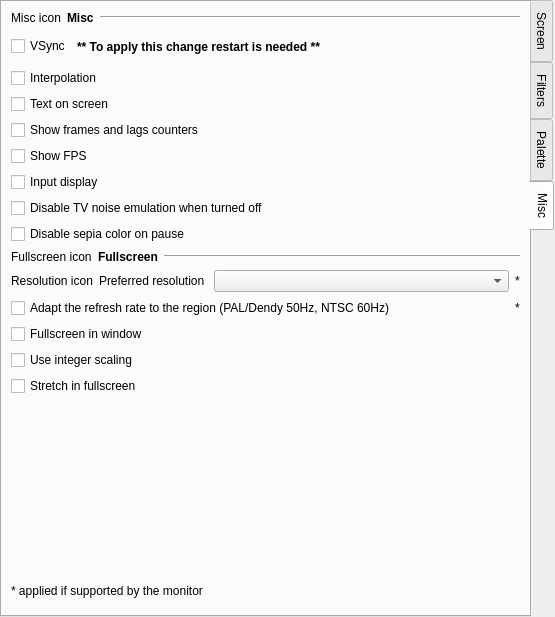
Qt form src/gui/designer/wdgSettingsVideo.ui (punesemu/puNES) before a commit.
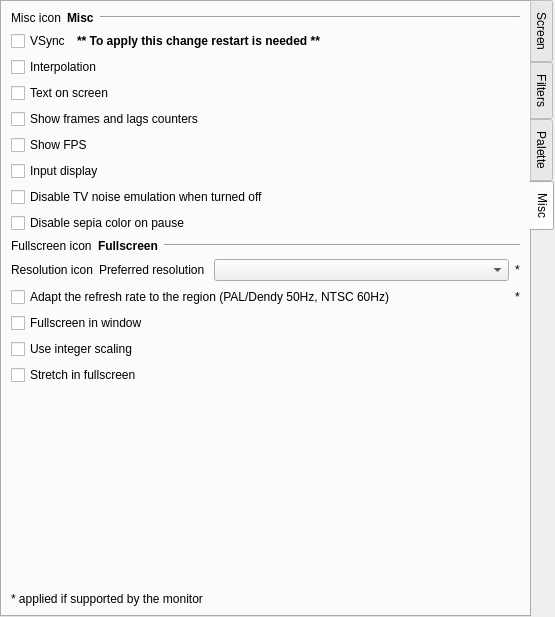
The same form after that commit. The open tabs and pages were chosen to show the change. Icons and pictures are not drawn. Custom widgets are drawn as their Qt base class.

Commit message: Fixed minimum size of the settings dialog.

The edit to the form file:
```diff
--- a/src/gui/designer/wdgSettingsVideo.ui
+++ b/src/gui/designer/wdgSettingsVideo.ui
@@ -1576,7 +1576,7 @@
          </property>
         </widget>
        </item>
-       <item row="5" column="0" colspan="3">
+       <item row="5" column="0" colspan="4">
         <widget class="QCheckBox" name="checkBox_Show_FPS">
          <property name="text">
           <string>Show FPS</string>
@@ -1718,12 +1718,9 @@
          <property name="orientation">
           <enum>Qt::Vertical</enum>
          </property>
-         <property name="sizeType">
-          <enum>QSizePolicy::Fixed</enum>
-         </property>
          <property name="sizeHint" stdset="0">
           <size>
-           <width>487</width>
+           <width>20</width>
            <height>173</height>
           </size>
          </property>
```
Left out of the diff: 1 changed line with no effect on the pictures. The commit also changes 2 other files.
